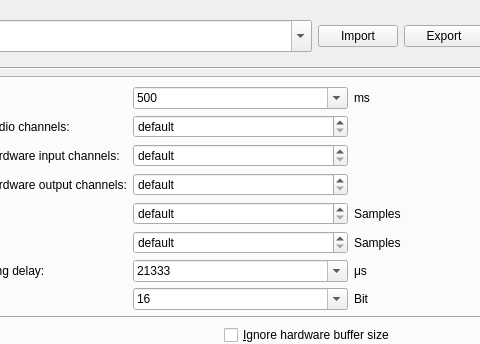
Qt form jackcontrol/jackpresetswidget.ui (6676401088/jackcontrol) before a commit; both pictures show x 149 to 629 and y 0 to 344 of the 739 by 541 pixel window.
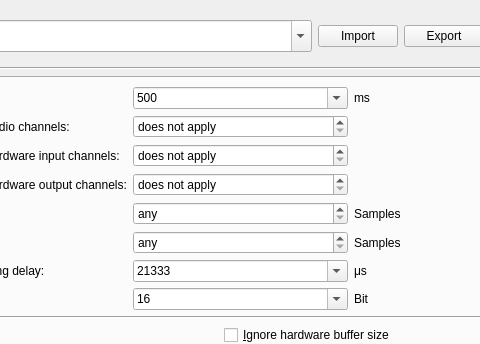
The same form after that commit. The open tabs and pages were chosen to show the change. Icons and pictures are not drawn. Custom widgets are drawn as their Qt base class.

```diff
--- a/jackcontrol/jackpresetswidget.ui
+++ b/jackcontrol/jackpresetswidget.ui
@@ -916,11 +916,17 @@
             <string>External input latency (frames)</string>
            </property>
            <property name="specialValueText">
-            <string>default</string>
+            <string>any</string>
+           </property>
+           <property name="minimum">
+            <number>-1</number>
            </property>
            <property name="maximum">
             <number>9999999</number>
            </property>
+           <property name="value">
+            <number>-1</number>
+           </property>
           </widget>
          </item>
          <item row="3" column="0">
@@ -949,11 +955,17 @@
             <string>External output latency (frames)</string>
            </property>
            <property name="specialValueText">
-            <string>default</string>
+            <string>any</string>
+           </property>
+           <property name="minimum">
+            <number>-1</number>
            </property>
            <property name="maximum">
             <number>9999999</number>
            </property>
+           <property name="value">
+            <number>-1</number>
+           </property>
           </widget>
          </item>
          <item row="0" column="1">
@@ -1024,11 +1036,17 @@
             <string>Maximum number of audio channels to allocate</string>
            </property>
            <property name="specialValueText">
-            <string>default</string>
+            <string>does not apply</string>
+           </property>
+           <property name="minimum">
+            <number>-1</number>
            </property>
            <property name="maximum">
             <number>999</number>
            </property>
+           <property name="value">
+            <number>-1</number>
+           </property>
           </widget>
          </item>
          <item row="7" column="1">
@@ -1134,11 +1152,17 @@
             <string>Maximum output audio hardware channels to allocate</string>
            </property>
            <property name="specialValueText">
-            <string>default</string>
+            <string>does not apply</string>
+           </property>
+           <property name="minimum">
+            <number>-1</number>
            </property>
            <property name="maximum">
             <number>999</number>
            </property>
+           <property name="value">
+            <number>-1</number>
+           </property>
           </widget>
          </item>
          <item row="0" column="0">
@@ -1243,11 +1267,17 @@
             <string>Maximum input audio hardware channels to allocate</string>
            </property>
            <property name="specialValueText">
-            <string>default</string>
+            <string>does not apply</string>
+           </property>
+           <property name="minimum">
+            <number>-1</number>
            </property>
            <property name="maximum">
             <number>999</number>
            </property>
+           <property name="value">
+            <number>-1</number>
+           </property>
           </widget>
          </item>
         </layout>
```
